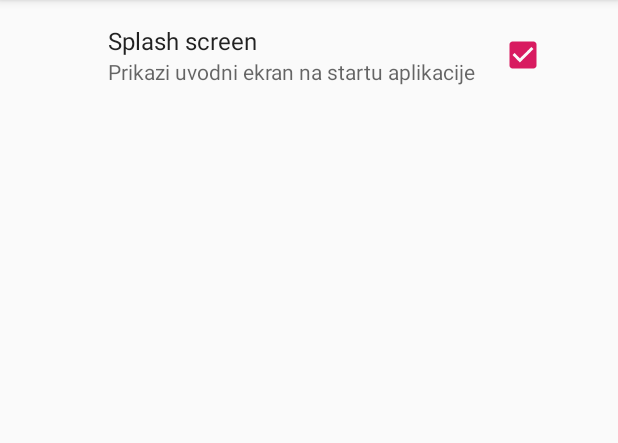
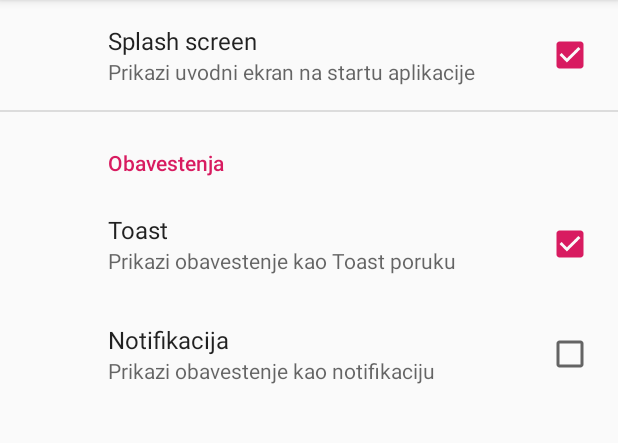
Before and after one commit to zukovicfilip/Exam, an Android app: the MainActivity screen opened directly, with no data from a screen before it, after a tap on "Preferences", on a phone screen of 412 x 824 dp, the part 84-527 px from its top. Run offline under Robolectric (Android 15) with nearby library versions, the phone set to English and light mode, and no system bars; our stand-ins replace androidx.preference; 1 other tap on this screen came first.

Commit message:
Dodate notifikacije i kontrola obavestenja

```diff
--- a/Whattowatch/app/src/main/java/com/example/whattowatch/MainActivity.java
+++ b/Whattowatch/app/src/main/java/com/example/whattowatch/MainActivity.java
@@ -7,6 +7,9 @@ import androidx.appcompat.widget.Toolbar;
 import androidx.drawerlayout.widget.DrawerLayout;
 import androidx.fragment.app.FragmentTransaction;
 
+import android.app.NotificationChannel;
+import android.app.NotificationManager;
+import android.os.Build;
 import android.os.Bundle;
 import android.view.View;
 import android.widget.AdapterView;
@@ -22,6 +25,7 @@ import java.util.List;
 
 public class MainActivity extends AppCompatActivity {
 
+    public static final String OBAVESTENJE_CHANNEL_ID = "KANAL101";
     private Toolbar toolbar;
     private ListView drawerList;
     private DrawerLayout drawerLayout;
@@ -34,6 +38,7 @@ public class MainActivity extends AppCompatActivity {
         setContentView(R.layout.activity_main);
 
         setupToolbar();
+        createNotificationChannel();
 
         FragmentTransaction transaction = getSupportFragmentManager().beginTransaction();
         SearchFragment searchFragment = new SearchFragment();
@@ -42,54 +47,26 @@ public class MainActivity extends AppCompatActivity {
 
     }
 
-    private void setupToolbar(){
+    private void setupToolbar() {
         toolbar = findViewById(R.id.toolbar);
         setSupportActionBar(toolbar);
         final ActionBar actionBar = getSupportActionBar();
+    }
 
-//        if (actionBar != null) {
-//            actionBar.setDisplayHomeAsUpEnabled(true);
-//            actionBar.setHomeAsUpIndicator(R.drawable.ic_drawer);
-//            actionBar.setHomeButtonEnabled(true);
-//            actionBar.show();
-//        }
+    private void createNotificationChannel() {
+        // Create the NotificationChannel, but only on API 26+ because
+        // the NotificationChannel class is new and not in the support library
+        if (Build.VERSION.SDK_INT >= Build.VERSION_CODES.O) {
+            CharSequence name = getString(R.string.obavestenja_channel_name);
+            String description = getString(R.string.obavestenja_channel_description);
+            int importance = NotificationManager.IMPORTANCE_HIGH;
+            NotificationChannel channel = new NotificationChannel(OBAVESTENJE_CHANNEL_ID, name, importance);
+            channel.setDescription(description);
+
+            // Register the channel with the system; you can't change the importance
+            // or other notification behaviors after this
+            NotificationManager notificationManager = getSystemService(NotificationManager.class);
+            notificationManager.createNotificationChannel(channel);
+        }
     }
-//
-//    private void setupDrawer() {
-//        drawerList = findViewById(R.id.left_drawer);
-//        drawerLayout = findViewById(R.id.drawer_layout);
-//        fillDrawerData();
-//        ArrayAdapter<String> adapter = new ArrayAdapter<String>(this, android.R.layout.simple_list_item_1, drawerData);
-//        drawerList.setAdapter(adapter);
-//        drawerList.setOnItemClickListener(new AdapterView.OnItemClickListener() {
-//            @Override
-//            public void onItemClick(AdapterView<?> parent, View view, int position, long id) {
-//                FragmentTransaction transaction = getSupportFragmentManager().beginTransaction();
-//                if(position == 0) {
-//                    SearchFragment searchFragment = new SearchFragment();
-//                    transaction.replace(R.id.root, searchFragment);
-//                    transaction.commit();
-//                } else if(position == 1) {
-//                    PogledatiFragment pogledatiFragment = new PogledatiFragment();
-//                    transaction.replace(R.id.root, pogledatiFragment);
-//                    transaction.commit();
-//                } else if(position == 2) {
-//                    PrefsFragment prefsFragment = new PrefsFragment();
-//                    transaction.replace(R.id.root, prefsFragment);
-//                    transaction.commit();
-//                }
-//                drawerLayout.closeDrawer(drawerList);
-//            }
-//        });
-//
-//        drawerToggle = new ActionBarDrawerToggle(this, drawerLayout, toolbar, R.string.app_name, R.string.app_name);
-//
-//    }
-//
-//    private void fillDrawerData() {
-//        drawerData = new ArrayList<String>();
-//        drawerData.add("Pretraga filmova");
-//        drawerData.add("Gledaj kasnije");
-//        drawerData.add("Podešavanja");
-//    }
 }
--- a/Whattowatch/app/src/main/java/com/example/whattowatch/fragments/SearchFragment.java
+++ b/Whattowatch/app/src/main/java/com/example/whattowatch/fragments/SearchFragment.java
@@ -107,6 +107,7 @@ public class SearchFragment extends Fragment {
                 FragmentTransaction transaction = getActivity().getSupportFragmentManager().beginTransaction();
                 DetailsFragment detailsFragment = new DetailsFragment(results.get(position));
                 transaction.replace(R.id.root, detailsFragment);
+                transaction.addToBackStack(null);
                 transaction.commit();
             }
         });
--- a/Whattowatch/app/src/main/res/values/strings.xml
+++ b/Whattowatch/app/src/main/res/values/strings.xml
@@ -1,3 +1,5 @@
 <resources>
     <string name="app_name">What to watch</string>
+    <string name="obavestenja_channel_name">Obavestenja</string>
+    <string name="obavestenja_channel_description">Toast ili notif</string>
 </resources>
--- a/Whattowatch/app/src/main/res/xml/prefs.xml
+++ b/Whattowatch/app/src/main/res/xml/prefs.xml
@@ -6,6 +6,24 @@
         android:defaultValue="true"
         android:key="splash_scr"
         android:title="Splash screen"
-        app:summary="Prikazi uvodni ekran na startu aplikacije"/>
+        app:summary="Prikazi uvodni ekran na startu aplikacije"/>.
+
+    <PreferenceCategory
+        android:key="obavestenja"
+        android:title="Obavestenja">
+
+        <CheckBoxPreference
+            android:defaultValue="true"
+            android:key="toast_obavestenje"
+            android:title="Toast"
+            android:summary="Prikazi obavestenje kao Toast poruku"/>
+
+        <CheckBoxPreference
+            android:defaultValue="false"
+            android:key="notifikacija_obavestenje"
+            android:title="Notifikacija"
+            android:summary="Prikazi obavestenje kao notifikaciju"/>
+
+    </PreferenceCategory>
 
 </PreferenceScreen>
```
Also changed, not shown: Whattowatch/app/src/main/java/com/example/whattowatch/fragments/DetailsFragment.java (+31 -3 lines), Whattowatch/app/src/main/java/com/example/whattowatch/fragments/PogledatiFragment.java (+30 -3 lines), Whattowatch/app/src/main/java/com/example/whattowatch/fragments/PrefsFragment.java (+36 -0 lines).
